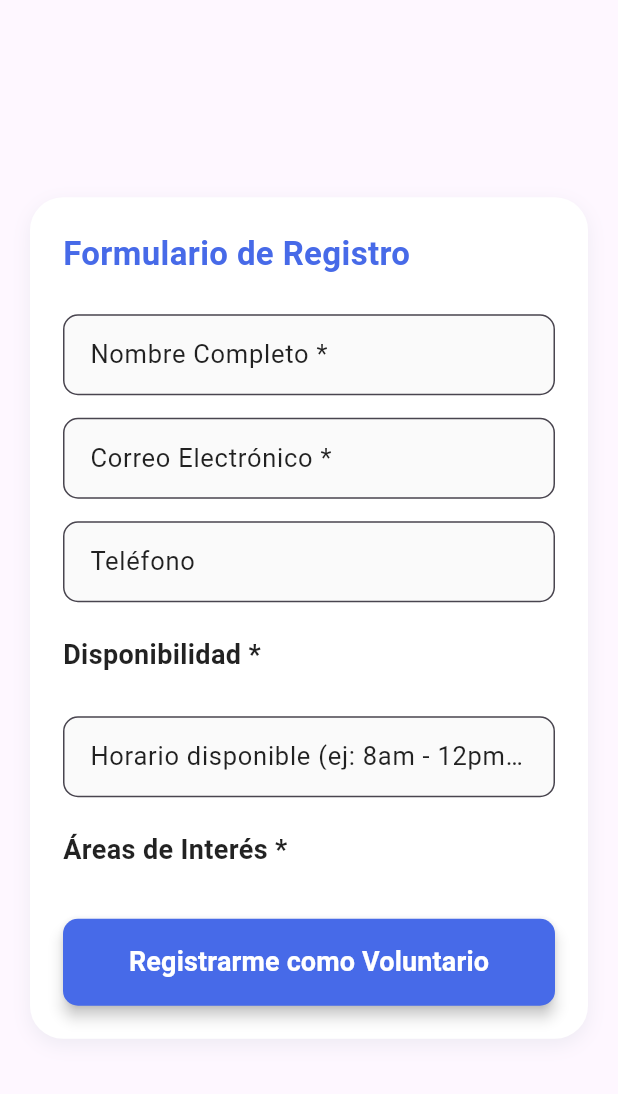
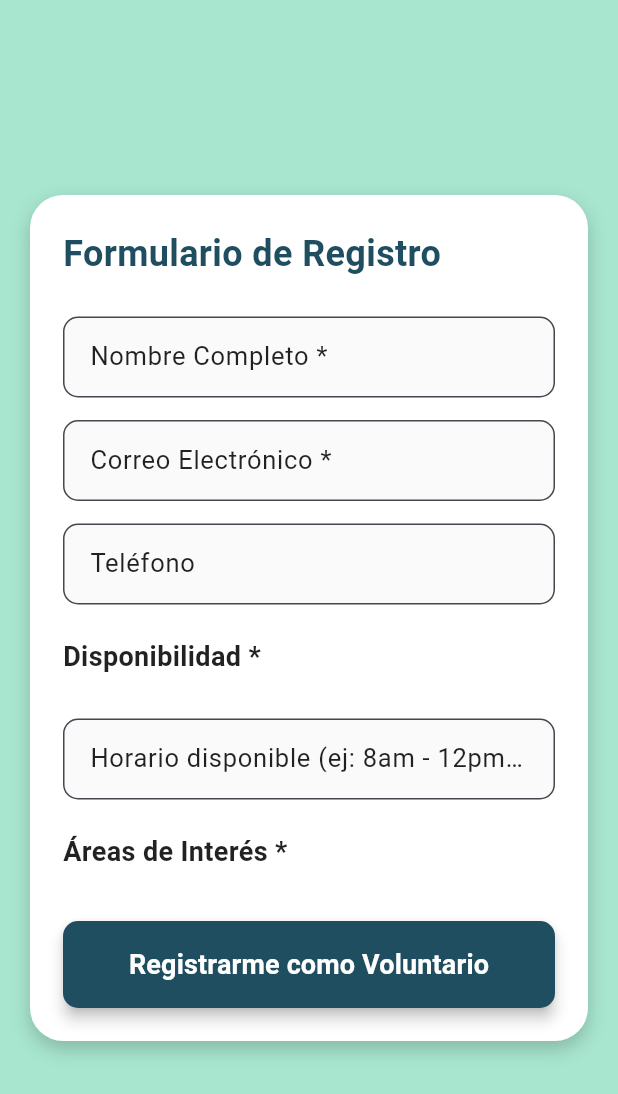
Before and after one commit to luaroca/HuellitAPPmovil, a Flutter app: the RegistroVoluntarioWidget widget shown alone on an empty page, opened directly with empty values, on a phone screen of 412 x 824 dp. Shown: the top 1094 px of the screen. Run offline on Flutter 3.47's test engine with Material 3 defaults, Android fonts, the phone set to English and light mode, and no system bars; our stand-ins replace cloud_firestore, firebase_auth, firebase_core, geocoding, geolocator, get; accounts and stored records are empty.

Commit message:
cambios semi finales

```diff
--- a/lib/modelos/casa_paso_model.dart
+++ b/lib/modelos/casa_paso_model.dart
@@ -1,6 +1,6 @@
 class CasaPasoModel {
   String id;
-  String userId; // Nuevo campo
+  String userId;
   String nombre;
   String telefono;
   String direccion;
--- a/lib/modelos/voluntario_model.dart
+++ b/lib/modelos/voluntario_model.dart
@@ -4,7 +4,7 @@ class VoluntarioModel {
   String correo;
   String telefono;
   List<String> dias;
-  String horario; // horario disponible, string simple
+  String horario;
   List<String> intereses;
 
   VoluntarioModel({
--- a/lib/vistas/donaciones/donacion_form_widget.dart
+++ b/lib/vistas/donaciones/donacion_form_widget.dart
@@ -133,7 +133,7 @@ class DonacionFormWidget extends StatelessWidget {
     );
   }
 
-  // ---------- COMPONENTES DE UI ---------- //
+
 
   Widget _buildCard(List<Widget> children) {
     return Card(
--- a/lib/vistas/gestion_donacionform/gestion_donativos_view.dart
+++ b/lib/vistas/gestion_donacionform/gestion_donativos_view.dart
@@ -8,11 +8,11 @@ class GestionDonativosView extends StatelessWidget {
 
   @override
   Widget build(BuildContext context) {
-    // Aseguramos una única instancia para esta vista
+
     final c = Get.put(DonacionController());
 
     return Scaffold(
-      backgroundColor: const Color(0xFFA8E6CF), // Fondo verde menta pastel
+      backgroundColor: const Color(0xFFA8E6CF),
       appBar: AppBar(
         backgroundColor: const Color(0xFF5594A3),
         title: const Text(
@@ -49,7 +49,7 @@ class GestionDonativosView extends StatelessWidget {
           ),
         ),
       ),
-      // Pasamos el controller al widget visual (el widget se encargará de sus Obx internos)
+
       body: GestionDonativosWidget(controller: c),
     );
   }
--- a/lib/vistas/home/widget_home_body.dart
+++ b/lib/vistas/home/widget_home_body.dart
@@ -32,7 +32,7 @@ class HomeBody extends StatelessWidget {
           ),
           const SizedBox(height: 14),
 
-          // Fila 1
+
           Padding(
             padding: const EdgeInsets.symmetric(horizontal: 18.0),
             child: Row(
@@ -73,7 +73,7 @@ class HomeBody extends StatelessWidget {
           ),
           const SizedBox(height: 16),
 
-          // Fila 2
+
           Padding(
             padding: const EdgeInsets.symmetric(horizontal: 18.0),
             child: Row(
--- a/lib/vistas/perfil_usuario_frm/perfilusuariovista.dart
+++ b/lib/vistas/perfil_usuario_frm/perfilusuariovista.dart
@@ -46,7 +46,7 @@ class PerfilUsuarioView extends StatelessWidget {
           onLogout: () => authController.logout(),
         ),
 
-        // navegación inferior
+
         bottomNavigationBar: BottomNavigationBar(
           backgroundColor: Colors.white,
           type: BottomNavigationBarType.fixed,
--- a/lib/vistas/reporte_animal/reportar_animal_view.dart
+++ b/lib/vistas/reporte_animal/reportar_animal_view.dart
@@ -28,7 +28,7 @@ class _ReportarAnimalViewState extends State<ReportarAnimalView> {
     super.dispose();
   }
 
-  // -------- FUNCIÓN GPS --------
+
   Future<void> usarUbicacion() async {
     final permiso = await Geolocator.requestPermission();
     if (permiso == LocationPermission.denied ||
@@ -77,13 +77,13 @@ class _ReportarAnimalViewState extends State<ReportarAnimalView> {
     }
   }
 
-  // -------- ENVÍO --------
+
   void enviarReporte() {
     if (!_formKey.currentState!.validate()) return;
 
     ScaffoldMessenger.of(context).showSnackBar(
       const SnackBar(
-        content: Text(' Reporte enviado correctamente. ¡Gracias por ayudar!'),
+        content: Text(' Reporte enviado '),
         backgroundColor: Colors.green,
       ),
     );
--- a/lib/vistas/voluntariado_view_user/registro_voluntario_widget.dart
+++ b/lib/vistas/voluntariado_view_user/registro_voluntario_widget.dart
@@ -36,9 +36,12 @@ class RegistroVoluntarioWidget extends StatelessWidget {
 
   @override
   Widget build(BuildContext context) {
-    return Center(
+    return Container(
+      color: const Color(0xFFA8E6CF),
+      width: double.infinity,
+      child: Center(
         child: SingleChildScrollView(
-        padding: const EdgeInsets.symmetric(horizontal: 20, vertical: 20),
+          padding: const EdgeInsets.symmetric(horizontal: 20, vertical: 30),
           child: Container(
             constraints: const BoxConstraints(maxWidth: 500),
             padding: const EdgeInsets.all(22),
@@ -46,7 +49,11 @@ class RegistroVoluntarioWidget extends StatelessWidget {
               color: Colors.white,
               borderRadius: BorderRadius.circular(22),
               boxShadow: [
-              BoxShadow(color: Colors.blueGrey.withOpacity(0.1), blurRadius: 10, offset: const Offset(0, 4)),
+                BoxShadow(
+                  color: Colors.black.withOpacity(0.2),
+                  blurRadius: 10,
+                  offset: const Offset(0, 5),
+                ),
               ],
             ),
             child: Form(
@@ -56,7 +63,11 @@ class RegistroVoluntarioWidget extends StatelessWidget {
                 children: [
                   const Text(
                     'Formulario de Registro',
-                  style: TextStyle(fontSize: 22, fontWeight: FontWeight.bold, color: Color(0xFF476AE8)),
+                    style: TextStyle(
+                      fontSize: 24,
+                      fontWeight: FontWeight.bold,
+                      color: Color(0xFF1F4E60),
+                    ),
                   ),
                   const SizedBox(height: 25),
 
@@ -84,7 +95,11 @@ class RegistroVoluntarioWidget extends StatelessWidget {
 
                   const Text(
                     'Disponibilidad *',
-                  style: TextStyle(fontWeight: FontWeight.w600, fontSize: 18, color: Colors.black87),
+                    style: TextStyle(
+                      fontWeight: FontWeight.w600,
+                      fontSize: 18,
+                      color: Colors.black87,
+                    ),
                   ),
                   const SizedBox(height: 8),
                   Wrap(
@@ -108,9 +123,11 @@ class RegistroVoluntarioWidget extends StatelessWidget {
                           onActualizarDias(nuevos);
                         },
                         backgroundColor: Colors.grey[200],
-                      selectedColor: const Color(0xFF476AE8),
-                      shape: RoundedRectangleBorder(borderRadius: BorderRadius.circular(12)),
-                      padding: const EdgeInsets.symmetric(horizontal: 10, vertical: 6),
+                        selectedColor: const Color(0xFF226776),
+                        shape: RoundedRectangleBorder(
+                            borderRadius: BorderRadius.circular(12)),
+                        padding: const EdgeInsets.symmetric(
+                            horizontal: 10, vertical: 6),
                       );
                     }).toList(),
                   ),
@@ -125,22 +142,29 @@ class RegistroVoluntarioWidget extends StatelessWidget {
 
                   const Text(
                     'Áreas de Interés *',
-                  style: TextStyle(fontWeight: FontWeight.w600, fontSize: 18, color: Colors.black87),
+                    style: TextStyle(
+                      fontWeight: FontWeight.w600,
+                      fontSize: 18,
+                      color: Colors.black87,
+                    ),
                   ),
                   const SizedBox(height: 8),
                   Column(
                     children: interesesList.map((interes) {
-                    final seleccionado = interesesSeleccionados.contains(interes);
+                      final seleccionado =
+                          interesesSeleccionados.contains(interes);
                       return CheckboxListTile(
                         value: seleccionado,
                         onChanged: (v) {
-                        final nuevos = List<String>.from(interesesSeleccionados);
+                          final nuevos =
+                              List<String>.from(interesesSeleccionados);
                           v! ? nuevos.add(interes) : nuevos.remove(interes);
                           onActualizarIntereses(nuevos);
                         },
-                      title: Text(interes, style: const TextStyle(fontSize: 17)),
+                        title:
+                            Text(interes, style: const TextStyle(fontSize: 17)),
                         controlAffinity: ListTileControlAffinity.leading,
-                      activeColor: const Color(0xFF476AE8),
+                        activeColor: const Color(0xFF226776),
                         dense: false,
                         contentPadding: EdgeInsets.zero,
                       );
@@ -153,15 +177,20 @@ class RegistroVoluntarioWidget extends StatelessWidget {
                         child: ElevatedButton(
                           style: ElevatedButton.styleFrom(
                             padding: const EdgeInsets.symmetric(vertical: 16),
-                          backgroundColor: const Color(0xFF476AE8),
-                          shape: RoundedRectangleBorder(borderRadius: BorderRadius.circular(10)),
+                            backgroundColor: const Color(0xFF1F4E60),
+                            shape: RoundedRectangleBorder(
+                                borderRadius: BorderRadius.circular(10)),
                             elevation: 4,
                           ),
                           onPressed: controller.cargando.value ? null : onEnviar,
                           child: controller.cargando.value
                               ? const SizedBox(
-                                width: 22, height: 22,
-                                child: CircularProgressIndicator(color: Colors.white, strokeWidth: 2.5),
+                                  width: 22,
+                                  height: 22,
+                                  child: CircularProgressIndicator(
+                                    color: Colors.white,
+                                    strokeWidth: 2.5,
+                                  ),
                                 )
                               : const Text(
                                   'Registrarme como Voluntario',
@@ -178,8 +207,10 @@ class RegistroVoluntarioWidget extends StatelessWidget {
             ),
           ),
         ),
+      ),
     );
   }
+
 
   Widget _inputDecorado({
     required TextEditingController controller,
@@ -196,7 +227,8 @@ class RegistroVoluntarioWidget extends StatelessWidget {
         labelText: label,
         labelStyle: const TextStyle(fontSize: 17, color: Colors.black87),
         border: OutlineInputBorder(borderRadius: BorderRadius.circular(10)),
-        contentPadding: const EdgeInsets.symmetric(vertical: 14, horizontal: 14),
+        contentPadding:
+            const EdgeInsets.symmetric(vertical: 14, horizontal: 14),
         filled: true,
         fillColor: Colors.grey[50],
       ),
--- a/lib/vistas/voluntariado_view_user/widget_voluntariado_home.dart
+++ b/lib/vistas/voluntariado_view_user/widget_voluntariado_home.dart
@@ -44,7 +44,7 @@ class WidgetVoluntariadoHome extends StatelessWidget {
     );
   }
 
-  /// Vista cuando el usuario no está registrado
+
   Widget _noVoluntarioWidget() {
     return Center(
       child: Padding(
@@ -85,7 +85,7 @@ class WidgetVoluntariadoHome extends StatelessWidget {
     );
   }
 
-  /// Tarjeta con los datos del voluntario
+
   Widget _voluntarioCardWidget(VoluntarioModel voluntario) {
     return SingleChildScrollView(
       padding: const EdgeInsets.symmetric(horizontal: 18, vertical: 25),
@@ -166,7 +166,7 @@ class WidgetVoluntariadoHome extends StatelessWidget {
     );
   }
 
-  /// Fila con ícono + texto grande y legible
+
   Widget _infoRow(IconData icon, String label, String valor) {
     return Padding(
       padding: const EdgeInsets.symmetric(vertical: 7),
```
Also changed, not shown: lib/vistas/adminHome/admin_home_view.dart (+6 -6 lines), lib/vistas/casaspaso/casa_paso_home_view.dart (+4 -4 lines), lib/vistas/donaciones/donacion_view.dart (+15 -10 lines), lib/vistas/gestion_donacionform/gestion_donativos_widget.dart (+13 -13 lines), lib/vistas/gestion_eventosform/evento_form_view.dart (+8 -8 lines), lib/vistas/gestion_eventosform/gestion_eventos_wiew.dart (+5 -5 lines), lib/vistas/gestion_voluntario_view/widget_gestion_voluntariados.dart (+7 -7 lines), lib/vistas/login_form/login_form_widget.dart (+10 -10 lines), lib/vistas/perfil_usuario_frm/perfil_widget.dart (+4 -4 lines), lib/vistas/registro_fm/register_form_widget.dart (+11 -11 lines), lib/vistas/reporte_animal/reportar_animal_widget.dart (+5 -5 lines). Lines whose indentation alone changed are shown as unchanged.
